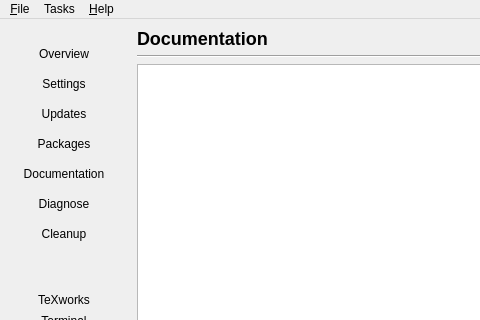
First picture: the form in Programs/MiKTeX/Console/Qt/mainwindow.ui, repository MiKTeX/miktex, before the edit; both pictures show x 0 to 480 and y 0 to 320 of the 841 by 1058 pixel window.
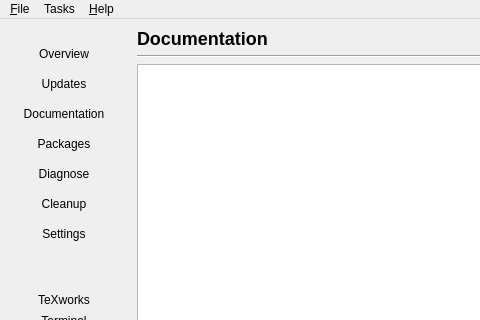
Second picture: the form after the edit. Icons and pictures are not drawn.

Commit message: MiKTeX Console: documentation page

```diff
--- a/Programs/MiKTeX/Console/Qt/mainwindow.ui
+++ b/Programs/MiKTeX/Console/Qt/mainwindow.ui
@@ -101,34 +101,6 @@
          </property>
         </widget>
        </item>
-       <item>
-        <widget class="QPushButton" name="buttonSettings">
-         <property name="minimumSize">
-          <size>
-           <width>0</width>
-           <height>30</height>
-          </size>
-         </property>
-         <property name="focusPolicy">
-          <enum>Qt::TabFocus</enum>
-         </property>
-         <property name="statusTip">
-          <string>Check and modify MiKTeX configuration settings</string>
-         </property>
-         <property name="text">
-          <string>Settings</string>
-         </property>
-         <property name="checkable">
-          <bool>true</bool>
-         </property>
-         <property name="autoExclusive">
-          <bool>true</bool>
-         </property>
-         <property name="flat">
-          <bool>true</bool>
-         </property>
-        </widget>
-       </item>
        <item>
         <widget class="QPushButton" name="buttonUpdates">
          <property name="minimumSize">
@@ -157,6 +129,34 @@
          </property>
         </widget>
        </item>
+       <item>
+        <widget class="QPushButton" name="buttonDocumentation">
+         <property name="minimumSize">
+          <size>
+           <width>0</width>
+           <height>30</height>
+          </size>
+         </property>
+         <property name="focusPolicy">
+          <enum>Qt::TabFocus</enum>
+         </property>
+         <property name="statusTip">
+          <string>Documentation</string>
+         </property>
+         <property name="text">
+          <string>Documentation</string>
+         </property>
+         <property name="checkable">
+          <bool>true</bool>
+         </property>
+         <property name="autoExclusive">
+          <bool>true</bool>
+         </property>
+         <property name="flat">
+          <bool>true</bool>
+         </property>
+        </widget>
+       </item>
        <item>
         <widget class="QPushButton" name="buttonPackages">
          <property name="minimumSize">
@@ -185,34 +185,6 @@
          </property>
         </widget>
        </item>
-       <item>
-        <widget class="QPushButton" name="buttonDocumentation">
-         <property name="minimumSize">
-          <size>
-           <width>0</width>
-           <height>30</height>
-          </size>
-         </property>
-         <property name="focusPolicy">
-          <enum>Qt::TabFocus</enum>
-         </property>
-         <property name="statusTip">
-          <string>Documentation</string>
-         </property>
-         <property name="text">
-          <string>Documentation</string>
-         </property>
-         <property name="checkable">
-          <bool>true</bool>
-         </property>
-         <property name="autoExclusive">
-          <bool>true</bool>
-         </property>
-         <property name="flat">
-          <bool>true</bool>
-         </property>
-        </widget>
-       </item>
        <item>
         <widget class="QPushButton" name="buttonDiagnose">
          <property name="minimumSize">
@@ -272,6 +244,34 @@
          </property>
         </widget>
        </item>
+       <item>
+        <widget class="QPushButton" name="buttonSettings">
+         <property name="minimumSize">
+          <size>
+           <width>0</width>
+           <height>30</height>
+          </size>
+         </property>
+         <property name="focusPolicy">
+          <enum>Qt::TabFocus</enum>
+         </property>
+         <property name="statusTip">
+          <string>Check and modify MiKTeX configuration settings</string>
+         </property>
+         <property name="text">
+          <string>Settings</string>
+         </property>
+         <property name="checkable">
+          <bool>true</bool>
+         </property>
+         <property name="autoExclusive">
+          <bool>true</bool>
+         </property>
+         <property name="flat">
+          <bool>true</bool>
+         </property>
+        </widget>
+       </item>
        <item>
         <spacer name="verticalSpacer_6">
          <property name="orientation">
```
Left out of the diff: 2 changed lines with no effect on the pictures.
